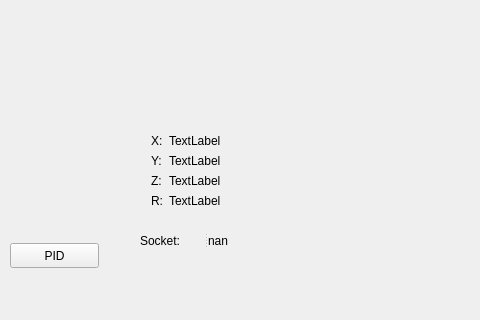
Old version of the form mainwindow.ui in the repository Kestrel96/Tryton; both pictures show x 0 to 480 and y 197 to 517 of the 767 by 517 pixel window.
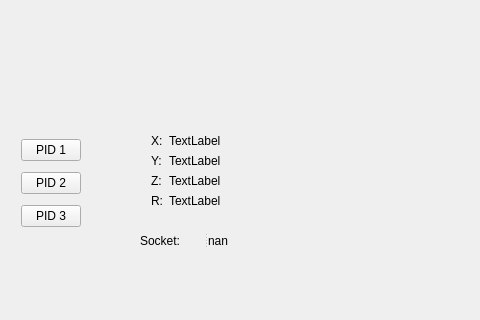
New version of the form.

The edit to the form file:
```diff
--- a/mainwindow.ui
+++ b/mainwindow.ui
@@ -224,18 +224,38 @@
      </property>
     </widget>
    </widget>
-   <widget class="QPushButton" name="PID_PushButton">
+   <widget class="QWidget" name="">
     <property name="geometry">
      <rect>
       <x>10</x>
-      <y>440</y>
-      <width>89</width>
-      <height>25</height>
+      <y>320</y>
+      <width>82</width>
+      <height>121</height>
      </rect>
     </property>
-    <property name="text">
-     <string>PID</string>
-    </property>
+    <layout class="QVBoxLayout" name="verticalLayout_2">
+     <item>
+      <widget class="QPushButton" name="PID1_PushButton">
+       <property name="text">
+        <string>PID 1</string>
+       </property>
+      </widget>
+     </item>
+     <item>
+      <widget class="QPushButton" name="PID2_PushButton">
+       <property name="text">
+        <string>PID 2</string>
+       </property>
+      </widget>
+     </item>
+     <item>
+      <widget class="QPushButton" name="PID3_PushButton">
+       <property name="text">
+        <string>PID 3</string>
+       </property>
+      </widget>
+     </item>
+    </layout>
    </widget>
   </widget>
   <widget class="QMenuBar" name="menuBar">
```
